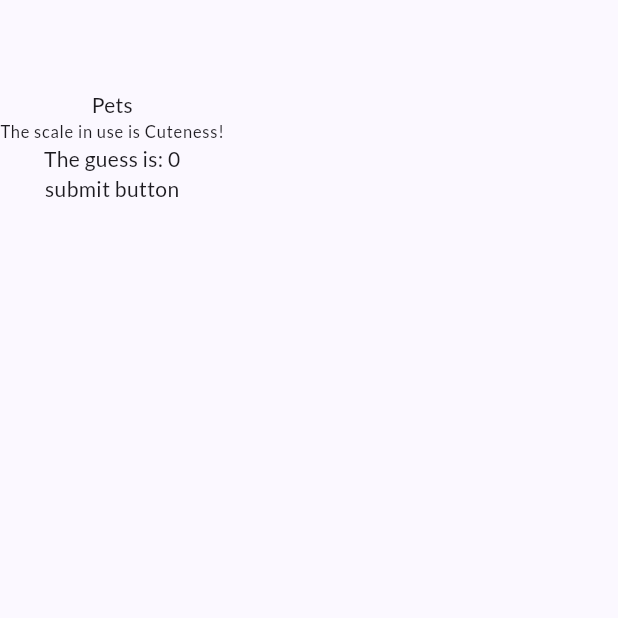
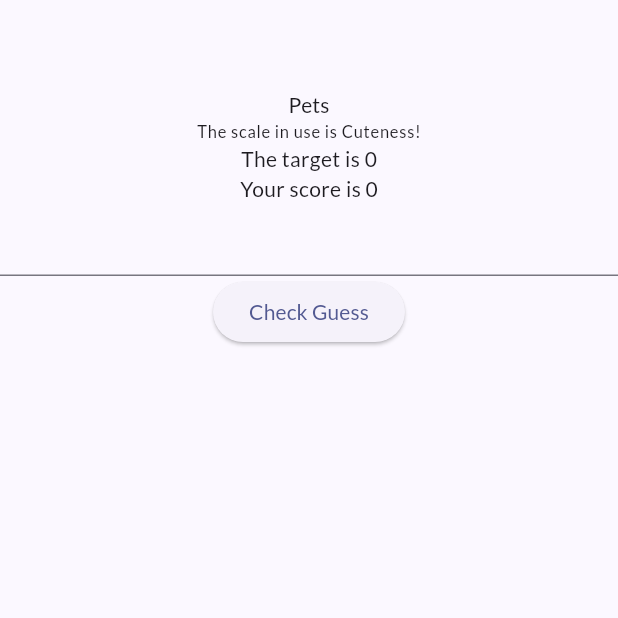
Before and after one commit to YehudaShani/Wavelength, a Flutter app: the screen it shows after launch, on a phone screen of 412 x 824 dp, the top half of it. Run offline on Flutter 3.47's test engine with Material 3 defaults, Android fonts, the light colour scheme and no system bars; our stand-ins replace google_fonts.

Commit message:
fixed game structure, works, getting runtime error but app doesnt crash

```diff
--- a/lib/screens/game_screen.dart
+++ b/lib/screens/game_screen.dart
@@ -3,7 +3,6 @@
 import 'package:flutter/material.dart';
 import 'package:wavelength/widgets/question.dart';
 import 'package:wavelength/questions.dart';
-import 'package:wavelength/widgets/target_guess.dart';
 
 Map<String, dynamic> questionsData = wavelengthData;
 
@@ -17,17 +16,27 @@
 class _GameScreenState extends State<GameScreen> {
   var guess = 0;
   var target = 0;
-
-  @override
-  void initState() {
-    super.initState();
-    target = Random().nextInt(10) + 1;
-  }
+  var score = 0;
 
   void updateGuess(int newGuess) {
     setState(() {
       guess = newGuess;
     });
+  }
+
+  void updateTarget(int newTarget) {
+    setState(() {
+      target = newTarget;
+    });
+  }
+
+  void checkGuess() {
+    if (guess == target) {
+      setState(() {
+        score += 1;
+      });
+    }
+    updateTarget(Random().nextInt(10) + 1);
   }
 
   @override
@@ -37,8 +46,14 @@
         children: [
           SizedBox(height: 60),
           QuestionWidget(category: "Pets", subCategory: "Cuteness"),
-          Text('The guess is: $guess'),
-          Text('submit button'),
+          Text('The target is $target'),
+          Text('Your score is $score'),
+          TextField(
+            onChanged: (value) {
+              updateGuess(int.parse(value));
+            },
+          ),
+          ElevatedButton(onPressed: checkGuess, child: Text('Check Guess')),
         ],
       ),
     );
```
